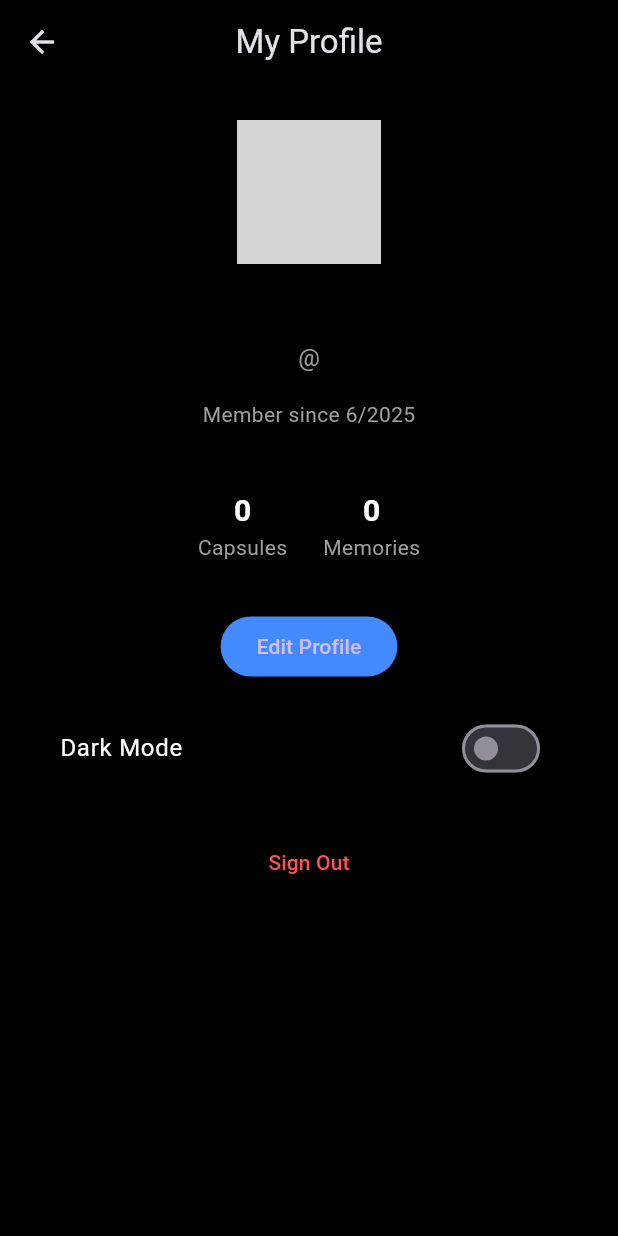
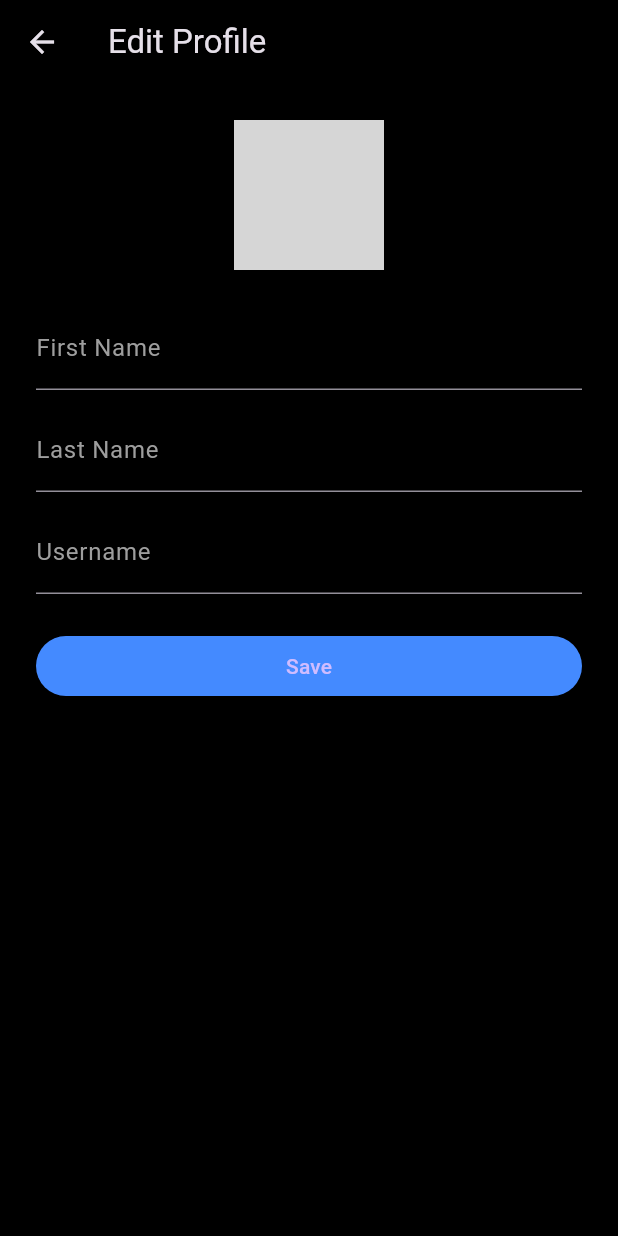
Before and after one commit to shlokmestry/boxed_app, a Flutter app: the ProfileScreen screen opened directly, after a tap on "Edit Profile", on a phone screen of 412 x 824 dp. Run offline on Flutter 3.47's test engine with Material 3 defaults, Android fonts, the phone set to English and light mode, and no system bars; our stand-ins replace cloud_firestore, firebase_auth, firebase_core, firebase_messaging, firebase_storage, flutter_local_notifications and 2 more; accounts and stored records are empty; network calls fail; grey boxes are pictures that could not be loaded.

Commit message:
New Profile Screen layout and added an EditProfile screen

```diff
--- /dev/null
+++ b/lib/screens/edit_profile_screen.dart
@@ -0,0 +1,180 @@
+import 'dart:io';
+
+import 'package:cloud_firestore/cloud_firestore.dart';
+import 'package:firebase_auth/firebase_auth.dart';
+import 'package:firebase_storage/firebase_storage.dart';
+import 'package:flutter/material.dart';
+import 'package:image_picker/image_picker.dart';
+
+class EditProfileScreen extends StatefulWidget {
+  const EditProfileScreen({super.key});
+
+  @override
+  State<EditProfileScreen> createState() => _EditProfileScreenState();
+}
+
+class _EditProfileScreenState extends State<EditProfileScreen> {
+  final _formKey = GlobalKey<FormState>();
+  final _picker = ImagePicker();
+
+  File? _newImage;
+  String? _firstName;
+  String? _lastName;
+  String? _username;
+  String? _photoUrl;
+
+  bool _isLoading = true;
+
+  @override
+  void initState() {
+    super.initState();
+    _loadProfile();
+  }
+
+  Future<void> _loadProfile() async {
+    final user = FirebaseAuth.instance.currentUser;
+    if (user == null) return;
+
+    final doc = await FirebaseFirestore.instance.collection('users').doc(user.uid).get();
+    final data = doc.data();
+
+    if (data != null) {
+      setState(() {
+        _firstName = data['firstName'] ?? '';
+        _lastName = data['lastName'] ?? '';
+        _username = data['username'] ?? '';
+        _photoUrl = data['photoUrl'];
+        _isLoading = false;
+      });
+    }
+  }
+
+  Future<void> _pickImage() async {
+    final picked = await _picker.pickImage(source: ImageSource.gallery);
+    if (picked != null) {
+      setState(() => _newImage = File(picked.path));
+    }
+  }
+
+  Future<String?> _uploadImage(File file) async {
+    try {
+      final uid = FirebaseAuth.instance.currentUser!.uid;
+      final ref = FirebaseStorage.instance.ref().child('profile_images').child('$uid.jpg');
+      await ref.putFile(file);
+      return await ref.getDownloadURL();
+    } catch (e) {
+      print('Image upload failed: $e');
+      return null;
+    }
+  }
+
+  Future<void> _saveProfile() async {
+    print("Save tapped");
+    if (!_formKey.currentState!.validate()) {
+      print("Form invalid");
+      return;
+    }
+    print("Form is valid");
+    _formKey.currentState!.save();
+
+    final uid = FirebaseAuth.instance.currentUser!.uid;
+    String? imageUrl = _photoUrl;
+
+    try {
+      if (_newImage != null) {
+        imageUrl = await _uploadImage(_newImage!);
+      }
+
+      await FirebaseFirestore.instance.collection('users').doc(uid).update({
+        'firstName': _firstName,
+        'lastName': _lastName,
+        'username': _username,
+        'photoUrl': imageUrl,
+      });
+
+      if (!mounted) return;
+      Navigator.pop(context);
+    } catch (e) {
+      print("Error saving profile: $e");
+      if (!mounted) return;
+      ScaffoldMessenger.of(context).showSnackBar(
+        const SnackBar(content: Text("Failed to save profile")),
+      );
+    }
+  }
+
+  @override
+  Widget build(BuildContext context) {
+    return Scaffold(
+      appBar: AppBar(
+        title: const Text("Edit Profile"),
+        backgroundColor: Colors.black,
+      ),
+      backgroundColor: Colors.black,
+      body: _isLoading
+          ? const Center(child: CircularProgressIndicator())
+          : Padding(
+              padding: const EdgeInsets.all(24),
+              child: Form(
+                key: _formKey,
+                child: ListView(
+                  children: [
+                    Center(
+                      child: Stack(
+                        children: [
+                          CircleAvatar(
+                            radius: 50,
+                            backgroundImage: _newImage != null
+                                ? FileImage(_newImage!)
+                                : _photoUrl != null
+                                    ? NetworkImage(_photoUrl!) as ImageProvider
+                                    : null,
+                            backgroundColor: Colors.grey[800],
+                          ),
+                          Positioned(
+                            bottom: 0,
+                            right: 0,
+                            child: IconButton(
+                              icon: const Icon(Icons.edit, color: Colors.white),
+                              onPressed: _pickImage,
+                            ),
+                          ),
+                        ],
+                      ),
+                    ),
+                    const SizedBox(height: 24),
+                    TextFormField(
+                      initialValue: _firstName,
+                      style: const TextStyle(color: Colors.white),
+                      decoration: const InputDecoration(labelText: 'First Name', labelStyle: TextStyle(color: Colors.grey)),
+                      onSaved: (value) => _firstName = value,
+                      validator: (value) => value == null || value.isEmpty ? 'Required' : null,
+                    ),
+                    const SizedBox(height: 12),
+                    TextFormField(
+                      initialValue: _lastName,
+                      style: const TextStyle(color: Colors.white),
+                      decoration: const InputDecoration(labelText: 'Last Name', labelStyle: TextStyle(color: Colors.grey)),
+                      onSaved: (value) => _lastName = value,
+                    ),
+                    const SizedBox(height: 12),
+                    TextFormField(
+                      initialValue: _username,
+                      style: const TextStyle(color: Colors.white),
+                      decoration: const InputDecoration(labelText: 'Username', labelStyle: TextStyle(color: Colors.grey)),
+                      onSaved: (value) => _username = value,
+                      validator: (value) => value == null || value.isEmpty ? 'Required' : null,
+                    ),
+                    const SizedBox(height: 24),
+                    ElevatedButton(
+                      onPressed: _saveProfile,
+                      style: ElevatedButton.styleFrom(backgroundColor: Colors.blueAccent),
+                      child: const Text("Save"),
+                    )
+                  ],
+                ),
+              ),
+            ),
+    );
+  }
+}
--- a/lib/screens/profile_screen.dart
+++ b/lib/screens/profile_screen.dart
@@ -1,10 +1,17 @@
+import 'package:boxed_app/screens/edit_profile_screen.dart';
 import 'package:cloud_firestore/cloud_firestore.dart';
 import 'package:firebase_auth/firebase_auth.dart';
 import 'package:flutter/material.dart';
+import 'package:share_plus/share_plus.dart';
 
-class ProfileScreen extends StatelessWidget {
+class ProfileScreen extends StatefulWidget {
   const ProfileScreen({super.key});
 
+  @override
+  State<ProfileScreen> createState() => _ProfileScreenState();
+}
+
+class _ProfileScreenState extends State<ProfileScreen> {
   Future<DocumentSnapshot?> _getUserProfile() async {
     final user = FirebaseAuth.instance.currentUser;
     if (user == null) return null;
@@ -20,6 +27,18 @@ class ProfileScreen extends StatelessWidget {
         title: const Text("My Profile"),
         centerTitle: true,
         backgroundColor: Colors.black,
+        actions: [
+          IconButton(
+            icon: const Icon(Icons.share),
+            onPressed: () async {
+              final doc = await _getUserProfile();
+              final data = doc?.data() as Map<String, dynamic>?;
+              final username = data?['username'] ?? 'myprofile';
+              final shareLink = "https://boxed.app/u/$username";
+              Share.share("Check out my Boxed profile: $shareLink");
+            },
+          ),
+        ],
       ),
       backgroundColor: Colors.black,
       body: FutureBuilder<DocumentSnapshot?>(
@@ -40,20 +59,17 @@ class ProfileScreen extends StatelessWidget {
           final username = data['username'] ?? '';
           final email = data['email'] ?? '';
           final photoUrl = data['photoUrl'];
-          final bio = data['bio'] ?? '';
           final createdAt = data['createdAt']?.toDate();
-
           final fullName = "$firstName $lastName";
 
-          return SingleChildScrollView(
-            padding: const EdgeInsets.all(24),
-            child: Column(
+          return Column(
             children: [
+              const SizedBox(height: 24),
               CircleAvatar(
                 radius: 48,
-                  backgroundImage: photoUrl != null ? NetworkImage(photoUrl) : null,
+                backgroundImage: (photoUrl != null && photoUrl != '') ? NetworkImage(photoUrl) : null,
                 backgroundColor: Colors.grey[800],
-                  child: photoUrl == null
+                child: (photoUrl == null || photoUrl == '')
                     ? Text(
                         "${firstName.isNotEmpty ? firstName[0] : ''}${lastName.isNotEmpty ? lastName[0] : ''}".toUpperCase(),
                         style: const TextStyle(fontSize: 28, color: Colors.white),
@@ -61,71 +77,65 @@ class ProfileScreen extends StatelessWidget {
                     : null,
               ),
               const SizedBox(height: 16),
-                Text(fullName, style: const TextStyle(color: Colors.white, fontSize: 22, fontWeight: FontWeight.bold)),
-                const SizedBox(height: 4),
-                Text("@$username", style: const TextStyle(color: Colors.grey, fontSize: 16)),
-                const SizedBox(height: 16),
-                if (email.isNotEmpty) Text(email, style: const TextStyle(color: Colors.grey)),
-                if (createdAt != null)
-                  Text("Member since ${createdAt.month}/${createdAt.year}", style: const TextStyle(color: Colors.grey)),
-                const SizedBox(height: 16),
-                if (bio.isNotEmpty)
-                  Text(
-                    bio,
-                    style: const TextStyle(color: Colors.white70),
-                    textAlign: TextAlign.center,
-                  ),
-                const SizedBox(height: 24),
+              Text(username, style: const TextStyle(color: Colors.white, fontSize: 22, fontWeight: FontWeight.bold)),
+              const SizedBox(height: 8),
               Row(
                 mainAxisAlignment: MainAxisAlignment.center,
                 children: [
-                    _buildStat("Capsules", 0),
-                    const SizedBox(width: 24),
-                    _buildStat("Memories", 0),
+                  const Text("0 achievements", style: TextStyle(color: Colors.grey)),
+                  const SizedBox(width: 8),
+                  const Text("•", style: TextStyle(color: Colors.grey)),
+                  const SizedBox(width: 8),
+                  const Text("0 followers", style: TextStyle(color: Colors.grey)),
                 ],
               ),
-                const SizedBox(height: 32),
+              const SizedBox(height: 8),
+              if (email.isNotEmpty) Text("u/$email", style: const TextStyle(color: Colors.grey)),
+              if (createdAt != null)
+                Text("${createdAt.month}/${createdAt.year}", style: const TextStyle(color: Colors.grey)),
+              const SizedBox(height: 20),
               ElevatedButton(
-                  onPressed: () {
-                    // TODO: Navigate to edit profile screen
+                onPressed: () async {
+                  await Navigator.push(
+                    context,
+                    MaterialPageRoute(builder: (_) => const EditProfileScreen()),
+                  );
+                  setState(() {}); // Refresh after returning from edit screen
                 },
                 style: ElevatedButton.styleFrom(backgroundColor: Colors.blueAccent),
                 child: const Text("Edit Profile"),
               ),
-                const SizedBox(height: 16),
-                SwitchListTile(
-                  value: false, // TODO: Load from user settings
-                  onChanged: (value) {
-                    // TODO: Toggle dark mode preference
-                  },
-                  title: const Text("Dark Mode", style: TextStyle(color: Colors.white)),
-                  activeColor: Colors.blueAccent,
+              const SizedBox(height: 24),
+              Column(
+                children: const [
+                  Divider(
+                    color: Colors.white24,
+                    thickness: 0.5,
+                    height: 32,
+                    indent: 24,
+                    endIndent: 24,
                   ),
-                const SizedBox(height: 24),
-                TextButton(
-                  onPressed: () async {
-                    await FirebaseAuth.instance.signOut();
-                    Navigator.popUntil(context, (route) => route.isFirst);
-                  },
-                  child: const Text("Sign Out", style: TextStyle(color: Colors.redAccent)),
-                )
+                  Text(
+                    "Your Capsules",
+                    style: TextStyle(
+                      color: Colors.white,
+                      fontSize: 18,
+                      fontWeight: FontWeight.w500,
+                    ),
+                  ),
+                  SizedBox(height: 12),
                 ],
               ),
+              const SizedBox(height: 16),
+              const Expanded(
+                child: Center(
+                  child: Text("Start your first memory capsule 🎁", style: TextStyle(color: Colors.white54)),
+                ),
+              ),
+            ],
           );
         },
       ),
     );
   }
-
-  Widget _buildStat(String label, int count) {
-    return Column(
-      children: [
-        Text(
-          count.toString(),
-          style: const TextStyle(color: Colors.white, fontSize: 20, fontWeight: FontWeight.bold),
-        ),
-        Text(label, style: const TextStyle(color: Colors.grey)),
-      ],
-    );
 }
-}
--- a/pubspec.yaml
+++ b/pubspec.yaml
@@ -43,6 +43,7 @@ dependencies:
   provider: ^6.1.5
   intl: ^0.20.2
   image_picker: ^1.1.2
+  share_plus: ^11.0.0
 
 dev_dependencies:
   flutter_test:
```
Also changed, not shown: pubspec.lock, 6 other files. Lines whose indentation alone changed are shown as unchanged.
